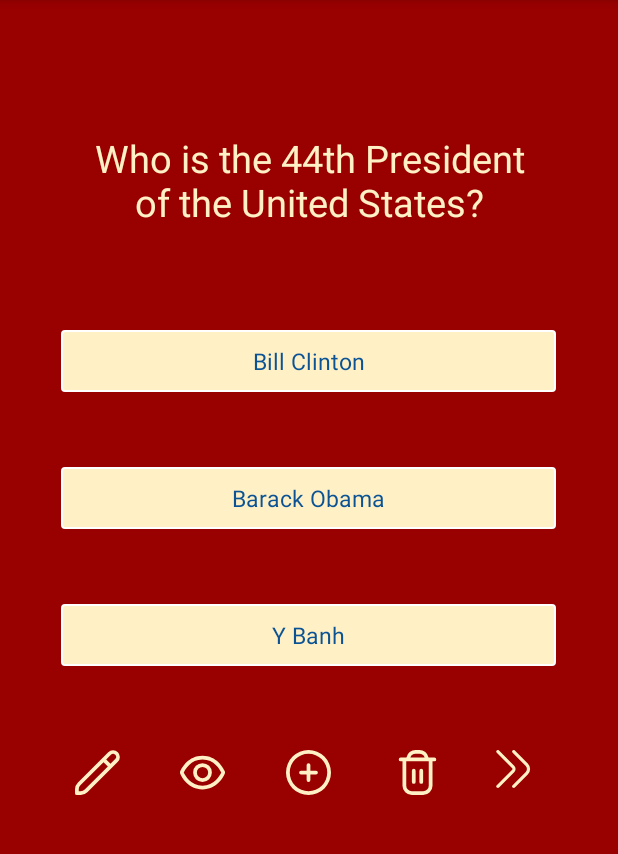
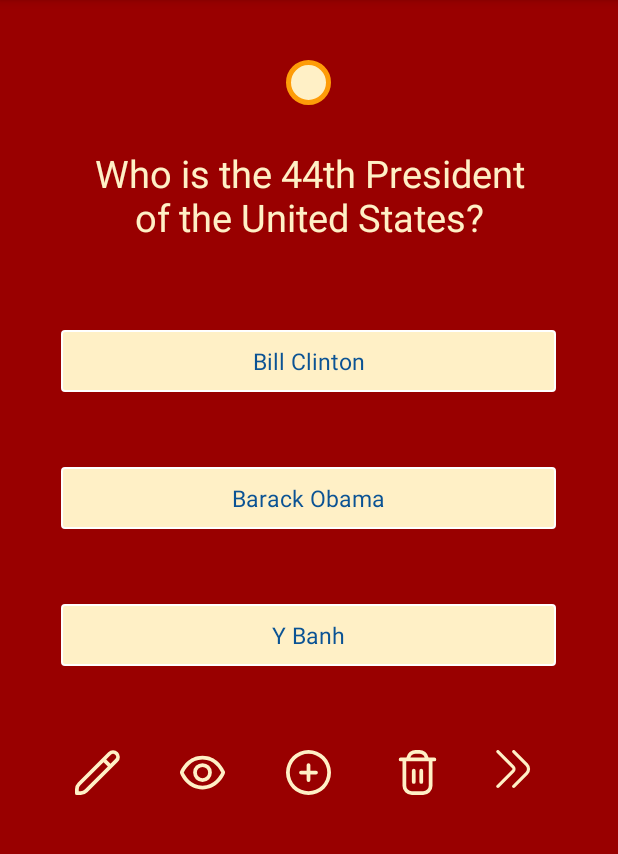
Before and after one commit to reallnhwy/CodePathLab4, an Android app: the screen it shows after launch (MainActivity), on a phone screen of 412 x 824 dp, the part 84-938 px from its top. Run offline under Robolectric (Android 15) with nearby library versions, the phone set to English and light mode, and no system bars; our stand-ins replace Room's generated code; libraries missing offline, so code that uses them is left out: com.plattysoft.leonids.

```diff
--- a/YBanhsFlashcardApp/app/build.gradle
+++ b/YBanhsFlashcardApp/app/build.gradle
@@ -42,4 +42,5 @@ dependencies {
 
     implementation "androidx.room:room-runtime:$room_version"
     annotationProcessor "androidx.room:room-compiler:$room_version"
+    implementation 'com.plattysoft.leonids:LeonidsLib:1.3.2'
 }
--- /dev/null
+++ b/YBanhsFlashcardApp/app/src/main/res/drawable/confetti.xml
@@ -0,0 +1,5 @@
+<?xml version="1.0" encoding="utf-8"?>
+<shape xmlns:android="http://schemas.android.com/apk/res/android" >
+    <size android:height="5dp" android:width="5dp" />
+    <solid android:color="#fe9c08" />
+</shape>
--- /dev/null
+++ b/YBanhsFlashcardApp/app/src/main/res/drawable/confetti2.xml
@@ -0,0 +1,5 @@
+<?xml version="1.0" encoding="utf-8"?>
+<shape xmlns:android="http://schemas.android.com/apk/res/android" >
+    <size android:height="5dp" android:width="5dp" />
+    <solid android:color="#E194AE" />
+</shape>
--- /dev/null
+++ b/YBanhsFlashcardApp/app/src/main/res/drawable/confetti3.xml
@@ -0,0 +1,5 @@
+<?xml version="1.0" encoding="utf-8"?>
+<shape xmlns:android="http://schemas.android.com/apk/res/android" >
+    <size android:height="5dp" android:width="5dp" />
+    <solid android:color="#4CAF50" />
+</shape>
--- /dev/null
+++ b/YBanhsFlashcardApp/app/src/main/res/drawable/confetti4.xml
@@ -0,0 +1,5 @@
+<?xml version="1.0" encoding="utf-8"?>
+<shape xmlns:android="http://schemas.android.com/apk/res/android" >
+    <size android:height="5dp" android:width="5dp" />
+    <solid android:color="#2196F3" />
+</shape>
--- a/YBanhsFlashcardApp/app/src/main/res/anim/right_in.xml
+++ b/YBanhsFlashcardApp/app/src/main/res/drawable/timer_background.xml
@@ -1,8 +1,7 @@
 <?xml version="1.0" encoding="utf-8"?>
-<set xmlns:android="http://schemas.android.com/apk/res/android"
-    android:interpolator="@android:anim/linear_interpolator">
-    <translate
-        android:fromXDelta="100%p"
-        android:toXDelta="0"
-        android:duration="500"/>
-</set>
+<shape xmlns:android="http://schemas.android.com/apk/res/android"
+    android:shape="rectangle">
+    <corners android:radius="100sp" />
+    <stroke android:color="#fe9c08" android:width="3dp" />
+    <solid android:color="@color/beige" />
+</shape>
--- a/YBanhsFlashcardApp/app/src/main/res/layout/activity_main.xml
+++ b/YBanhsFlashcardApp/app/src/main/res/layout/activity_main.xml
@@ -11,8 +11,8 @@
     <TextView
         android:id="@+id/flashcard_question"
         android:layout_width="match_parent"
-        android:layout_height="200dp"
-        android:layout_marginTop="20sp"
+        android:layout_height="180dp"
+        android:layout_marginTop="40sp"
         android:gravity="center"
         android:paddingHorizontal="50sp"
         android:text="Who is the 44th President of the United States?"
@@ -119,7 +119,20 @@
         android:textAlignment="center"
         android:textColor="@color/beige"
         android:textSize="25sp"
-        android:visibility="invisible"/>
+        android:visibility="invisible" />
+
+    <TextView
+        android:id="@+id/timer"
+        android:layout_width="30dp"
+        android:layout_height="30dp"
+        android:layout_centerHorizontal="true"
+        android:layout_marginTop="40dp"
+        android:textColor="@color/darkblue"
+        android:textSize="15dp"
+        android:textAlignment="center"
+        android:textStyle="bold"
+        android:gravity="center"
+        android:background="@drawable/timer_background"/>
 
 
     <!--    <TextView-->
```
Also changed, not shown: YBanhsFlashcardApp/app/src/main/java/com/example/ybanhsflashcardapp/MainActivity.java (+43 -1 lines), 1 other file.
